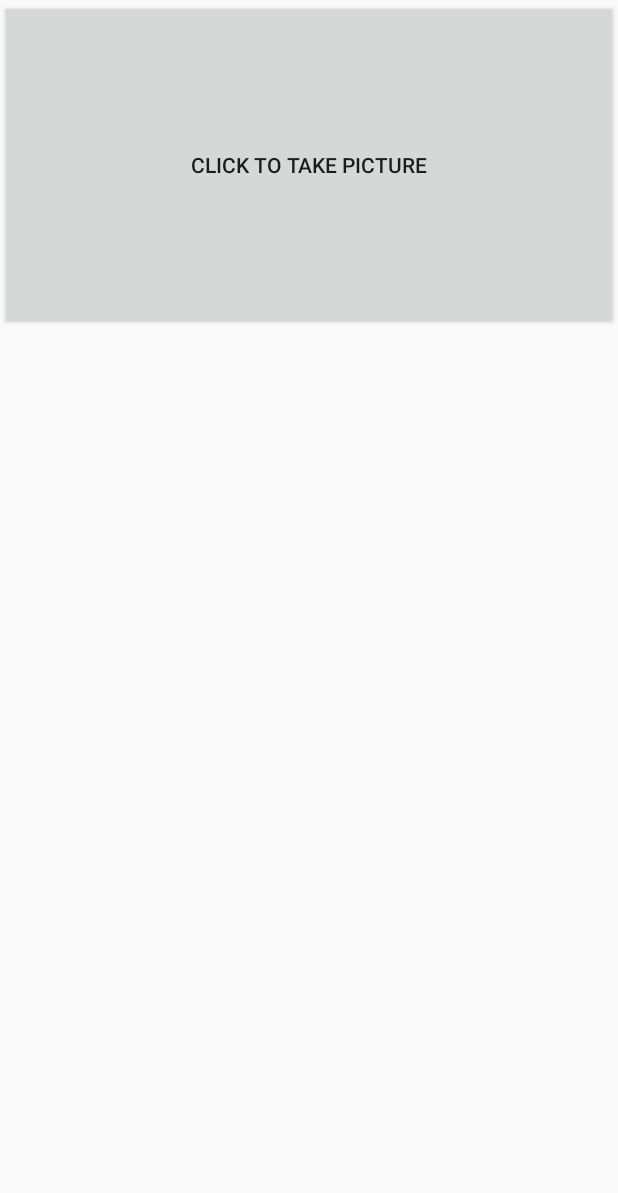
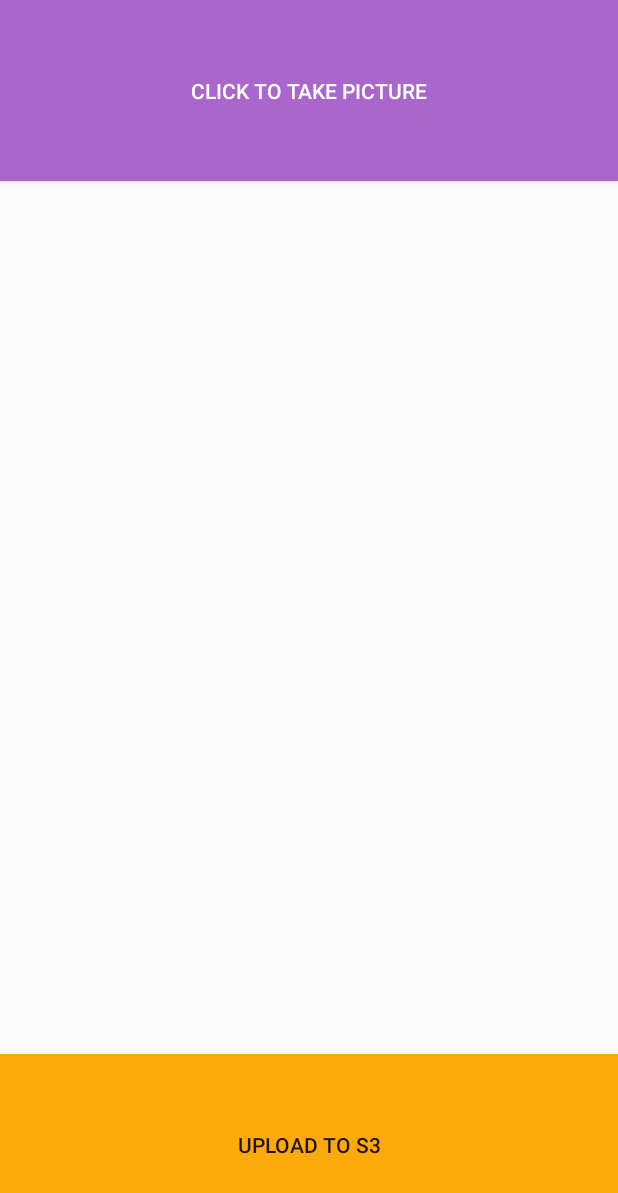
Before and after one commit to parvezahamadsk/CameraToS3, an Android app: the screen it shows after launch (MainActivity), on a phone screen of 412 x 824 dp. Shown: the top 1193 px of the screen. Run offline under Robolectric (Android 15) with nearby library versions, the phone set to English and light mode, and no system bars.

Commit message:
added colors and upload to s3 button

```diff
--- a/app/src/main/res/layout/activity_main.xml
+++ b/app/src/main/res/layout/activity_main.xml
@@ -11,13 +11,23 @@
         android:id="@+id/button1"
         android:layout_width="match_parent"
         android:layout_height="wrap_content"
-        android:layout_weight="0.2"
-        android:text="CLICK TO TAKE PICTURE" />
+        android:layout_weight="0.1"
+        android:background="@android:color/holo_purple"
+        android:text="CLICK TO TAKE PICTURE"
+        android:textColor="#ffffff" />
 
     <ImageView
         android:id="@id/imageView"
-        android:layout_weight="0.7"
+        android:layout_weight="0.8"
         android:layout_width="match_parent"
         android:layout_height="wrap_content" />
 
+    <Button
+        android:id="@+id/uploadTS3"
+        android:layout_width="match_parent"
+        android:layout_height="wrap_content"
+        android:layout_weight="0.1"
+        android:background="?android:attr/colorPressedHighlight"
+        android:text="UPLOAD TO S3" />
+
 </LinearLayout>
```
